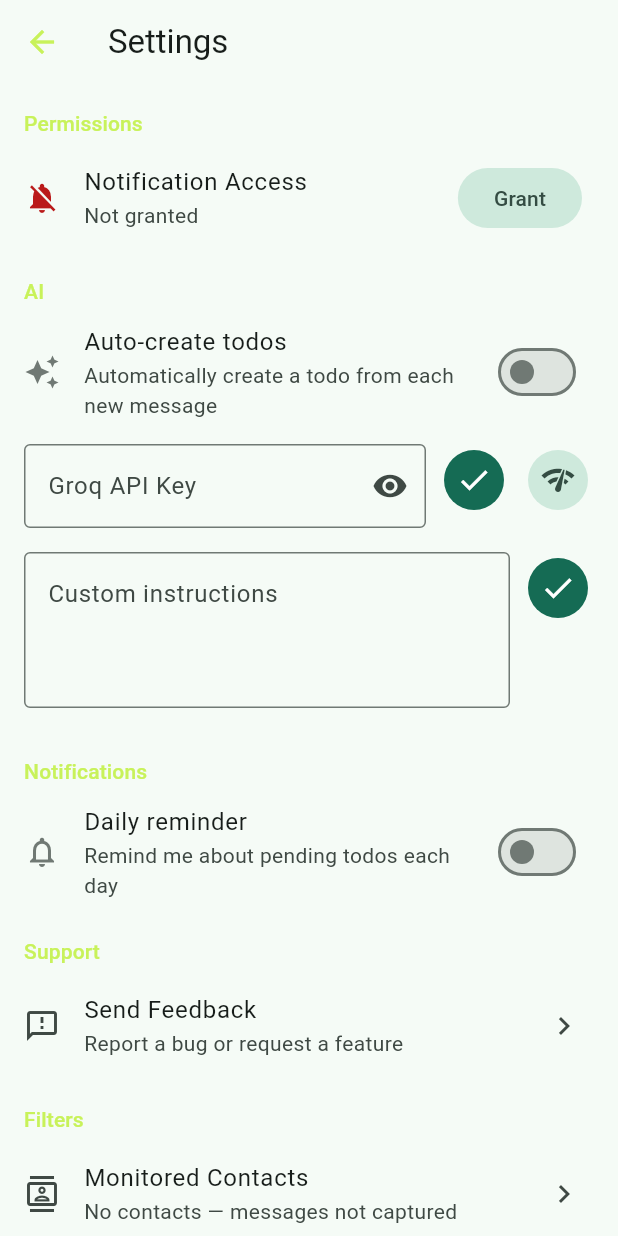
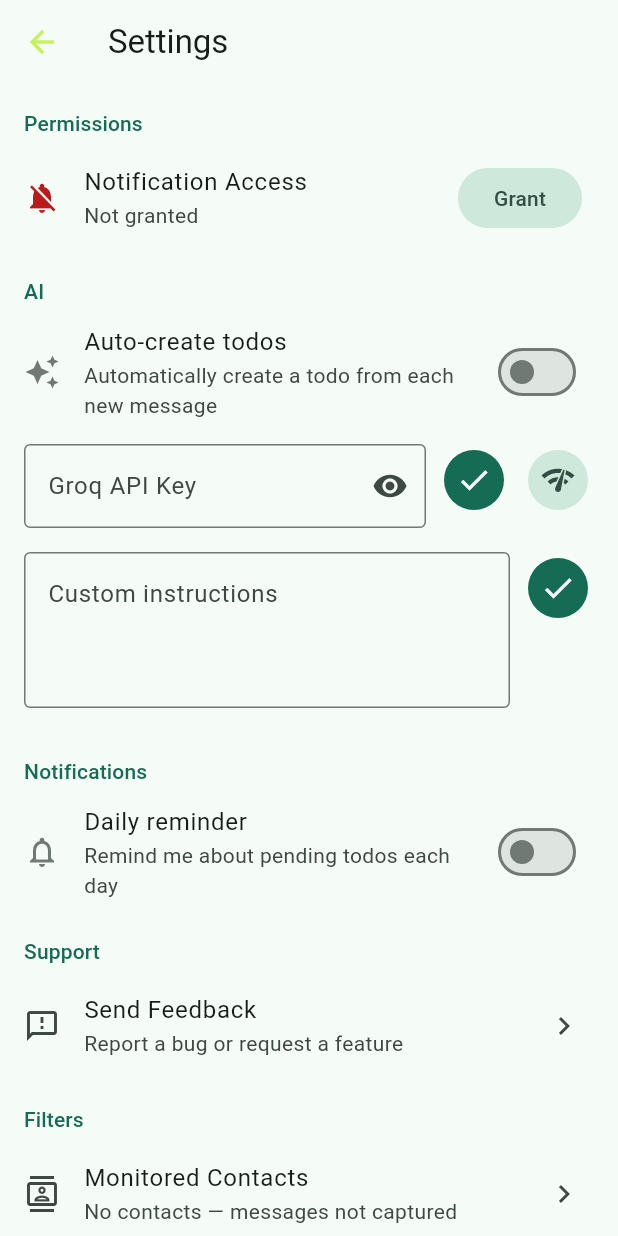
Before and after one commit to specialdoom/waitwhat, a Flutter app: the SettingsScreen screen opened directly, on a phone screen of 412 x 824 dp. Run offline on Flutter 3.47's test engine with Material 3 defaults, Android fonts, the phone set to English and light mode, and no system bars; our stand-ins replace drift, drift_flutter, shared_preferences; missing offline and left inert: home_widget, notification_listener_service; accounts and stored records are empty; generated files the repository leaves out were written again.

Commit message:
Revert "feat: extract brand colors to theme.dart and apply kBrandGreen across the app"
This reverts commit 385b5c48ca62269d7960b25c52ff6b5d9dc59da4.

```diff
--- a/lib/main.dart
+++ b/lib/main.dart
@@ -1,6 +1,7 @@
 import 'package:flutter/material.dart';
 import 'screens/splash_screen.dart';
-import 'theme.dart';
+
+const kBrandGreen = Color(0xFFC8F25A);
 
 void main() {
   WidgetsFlutterBinding.ensureInitialized();
--- a/lib/screens/messages_screen.dart
+++ b/lib/screens/messages_screen.dart
@@ -1,5 +1,4 @@
 import 'package:flutter/material.dart';
-import '../theme.dart';
 import '../database/app_database.dart';
 import '../services/database_service.dart';
 import '../widgets/create_todo_sheet.dart';
@@ -75,7 +74,7 @@ class _MessageItem extends StatelessWidget {
       trailing: message.isConvertedToTodo
           ? Icon(
               Icons.check_circle,
-              color: kBrandGreen,
+              color: Theme.of(context).colorScheme.primary,
               size: 18,
             )
           : null,
--- a/lib/screens/permission_screen.dart
+++ b/lib/screens/permission_screen.dart
@@ -1,5 +1,4 @@
 import 'package:flutter/material.dart';
-import '../theme.dart';
 import '../services/notification_service.dart';
 
 class PermissionScreen extends StatefulWidget {
@@ -55,7 +54,7 @@ class _PermissionScreenState extends State<PermissionScreen>
               Icon(
                 Icons.notifications_off_outlined,
                 size: 72,
-                color: kBrandGreen,
+                color: Theme.of(context).colorScheme.primary,
               ),
               const SizedBox(height: 24),
               Text(
--- a/lib/screens/settings_screen.dart
+++ b/lib/screens/settings_screen.dart
@@ -1,5 +1,4 @@
 import 'package:flutter/material.dart';
-import '../theme.dart';
 import '../services/ai_service.dart';
 import '../services/database_service.dart';
 import '../services/notification_service.dart';
@@ -180,7 +179,7 @@ class _SettingsScreenState extends State<SettingsScreen>
                   ? Icons.notifications_active
                   : Icons.notifications_off,
               color: _permissionGranted
-                  ? kBrandGreen
+                  ? Theme.of(context).colorScheme.primary
                   : Theme.of(context).colorScheme.error,
             ),
             title: const Text('Notification Access'),
@@ -197,7 +196,7 @@ class _SettingsScreenState extends State<SettingsScreen>
               secondary: Icon(
                 _listening ? Icons.hearing : Icons.hearing_disabled,
                 color: _listening
-                    ? kBrandGreen
+                    ? Theme.of(context).colorScheme.primary
                     : Theme.of(context).colorScheme.outline,
               ),
               title: const Text('Listen for Messages'),
@@ -212,7 +211,7 @@ class _SettingsScreenState extends State<SettingsScreen>
             secondary: Icon(
               Icons.auto_awesome,
               color: _autoCreateTodos
-                  ? kBrandGreen
+                  ? Theme.of(context).colorScheme.primary
                   : Theme.of(context).colorScheme.outline,
             ),
             title: const Text('Auto-create todos'),
@@ -302,7 +301,7 @@ class _SettingsScreenState extends State<SettingsScreen>
             secondary: Icon(
               Icons.notifications_outlined,
               color: _dailyReminderEnabled
-                  ? kBrandGreen
+                  ? Theme.of(context).colorScheme.primary
                   : Theme.of(context).colorScheme.outline,
             ),
             title: const Text('Daily reminder'),
@@ -369,7 +368,7 @@ class _SectionHeader extends StatelessWidget {
       child: Text(
         title,
         style: Theme.of(context).textTheme.labelLarge?.copyWith(
-              color: kBrandGreen,
+              color: Theme.of(context).colorScheme.primary,
             ),
       ),
     );
--- a/lib/screens/splash_screen.dart
+++ b/lib/screens/splash_screen.dart
@@ -1,7 +1,7 @@
 import 'package:flutter/material.dart';
 import 'home_screen.dart';
 import 'permission_screen.dart';
-import '../theme.dart';
+import '../main.dart';
 import '../services/app_init_service.dart';
 
 class SplashScreen extends StatefulWidget {
@@ -162,8 +162,8 @@ class _LogoPainter extends CustomPainter {
     required this.dot,
   });
 
-  static const _bg = kBrandGreen;
-  static const _fg = kBrandDark;
+  static const _bg = Color(0xFFC8F25A);
+  static const _fg = Color(0xFF0F3D2E);
 
   // Original SVG viewBox is 432×432; we scale to whatever size is painted.
   static const _svgSize = 432.0;
--- a/lib/theme.dart
+++ /dev/null
@@ -1,4 +0,0 @@
-import 'package:flutter/material.dart';
-
-const kBrandGreen = Color(0xFFC8F25A);
-const kBrandDark = Color(0xFF0F3D2E);
```
